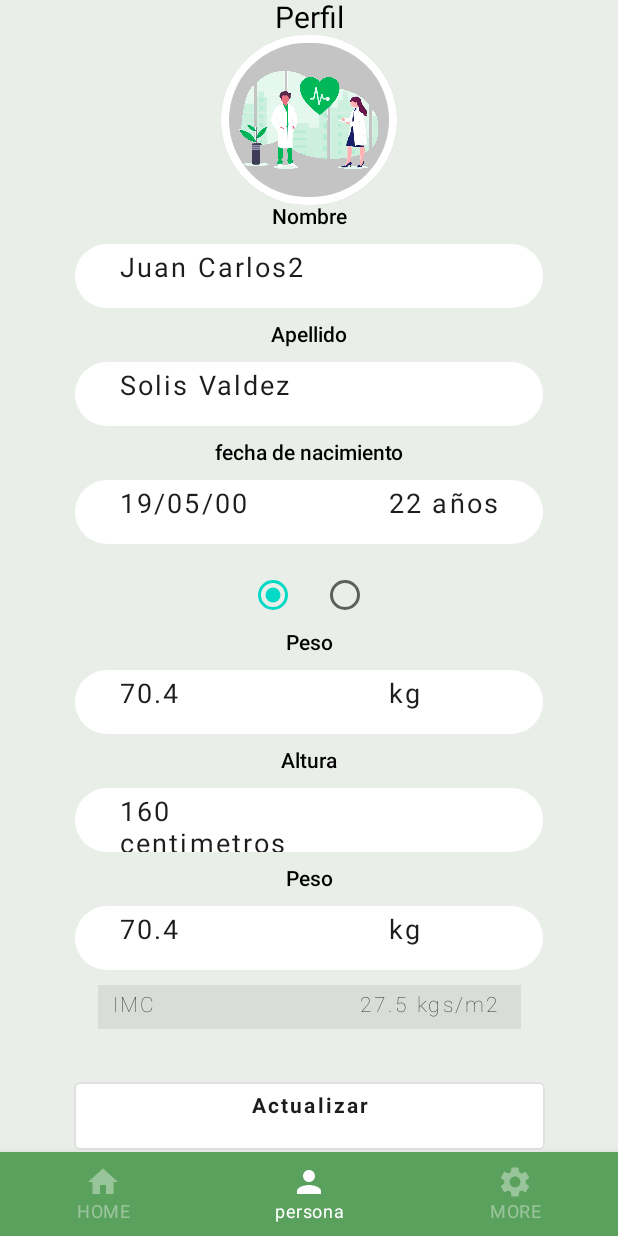
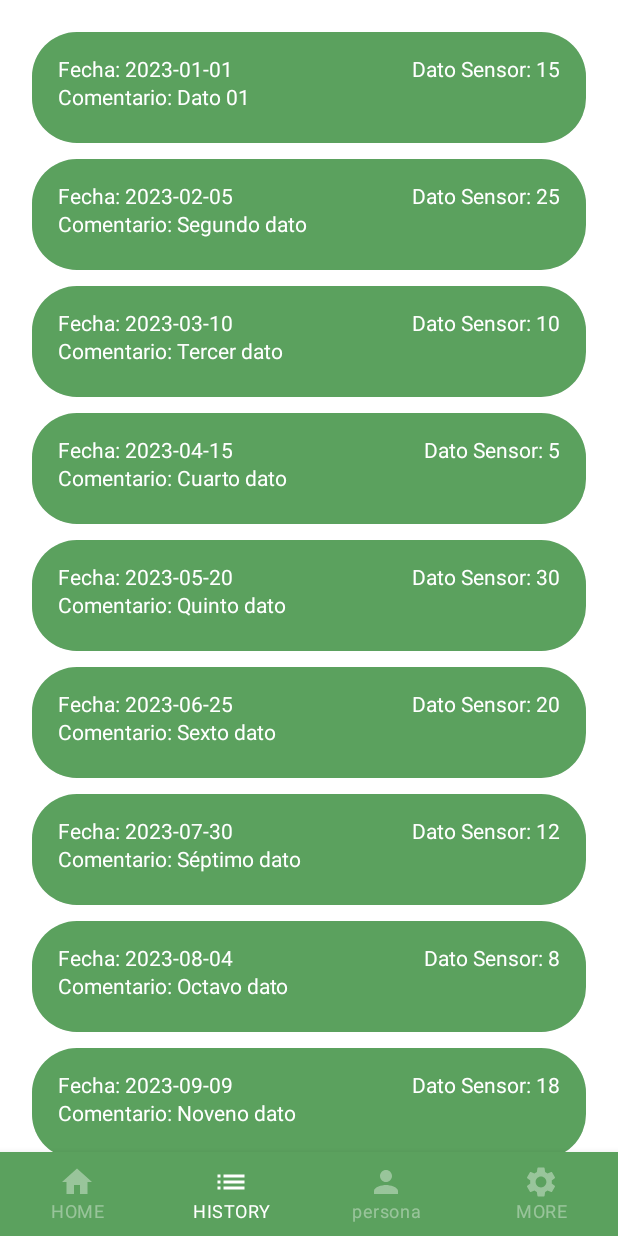
Before and after one commit to Maricarmen5-31/PressureControl, an Android app built with Jetpack Compose: the HomeScreen screen opened through its navigation route, item 2 of the bottom bar chosen, on a phone screen of 412 x 824 dp. Run offline under Robolectric (Android 15) with nearby library versions, the phone set to English and light mode, and no system bars; our stand-ins replace paging; libraries missing offline, so code that uses them is left out: com.maxkeppeker.sheets, com.maxkeppeler.sheets; Roboto replaces fonts that are not available here; 3 statements that could not run were skipped.

Commit message:
Version 05 front agregado de compose paging

```diff
--- a/app/build.gradle
+++ b/app/build.gradle
@@ -31,6 +31,7 @@ android {
     }
     kotlinOptions {
         jvmTarget = '1.8'
+        freeCompilerArgs += "-Xjvm-default=all"
     }
     buildFeatures {
         compose true
@@ -60,6 +61,10 @@ dependencies {
     debugImplementation "androidx.compose.ui:ui-tooling:$compose_version"
     debugImplementation "androidx.compose.ui:ui-test-manifest:$compose_version"
 
+    // Jetpack Paging
+    implementation "androidx.paging:paging-compose:1.0.0-alpha12"
+    implementation 'com.google.code.gson:gson:2.8.7'
+
     // Navigation Compose
     implementation("androidx.navigation:navigation-compose:2.5.0-rc01")
 
--- a/app/src/main/java/com/example/projectdanp/MainActivity.kt
+++ b/app/src/main/java/com/example/projectdanp/MainActivity.kt
@@ -3,15 +3,21 @@ package com.example.projectdanp
 import android.os.Bundle
 import androidx.activity.ComponentActivity
 import androidx.activity.compose.setContent
+import androidx.activity.viewModels
 import androidx.compose.foundation.layout.fillMaxSize
+import com.example.projectdanp.datarepository.DataRepository
 import androidx.compose.material.MaterialTheme
 import androidx.compose.material.Surface
 import androidx.compose.ui.Modifier
 import androidx.navigation.compose.rememberNavController
+import com.example.projectdanp.paging.DataViewModel
 import com.example.projectdanp.screens.graphs.RootNavigationGraph
 import com.example.projectdanp.ui.theme.PressureControlApp
+import com.example.projectdanp.paging.DataViewModelFactory
 
 class MainActivity : ComponentActivity() {
+    private val viewModel: DataViewModel by viewModels { DataViewModelFactory(DataRepository(this)) }
+
     override fun onCreate(savedInstanceState: Bundle?) {
         super.onCreate(savedInstanceState)
         setContent {
@@ -20,7 +26,7 @@ class MainActivity : ComponentActivity() {
                     modifier = Modifier.fillMaxSize(),
                     color = MaterialTheme.colors.background
                 ) {
-                    RootNavigationGraph(navController = rememberNavController())
+                    RootNavigationGraph(viewModel, navController = rememberNavController())
                 }
             }
         }
--- /dev/null
+++ b/app/src/main/java/com/example/projectdanp/datarepository/DataRepository.kt
@@ -0,0 +1,22 @@
+package com.example.projectdanp.datarepository
+
+import android.content.Context
+import com.example.projectdanp.datos.Data
+import com.google.gson.Gson
+import com.google.gson.reflect.TypeToken
+
+class DataRepository(private val context: Context) {
+    fun readDataFromJson(): List<Data> {
+        val json = readJsonFileFromAssets("data.json")
+        return parseDataFromJson(json)
+    }
+
+    private fun readJsonFileFromAssets(fileName: String): String {
+        return context.assets.open(fileName).bufferedReader().use { it.readText() }
+    }
+
+    private fun parseDataFromJson(json: String): List<Data> {
+        val gson = Gson()
+        return gson.fromJson(json, object : TypeToken<List<Data>>() {}.type)
+    }
+}
--- /dev/null
+++ b/app/src/main/java/com/example/projectdanp/datos/Data.kt
@@ -0,0 +1,7 @@
+package com.example.projectdanp.datos
+
+data class Data(
+    val fecha: String,
+    val datoX: String,
+    val comentario: String
+)
--- /dev/null
+++ b/app/src/main/java/com/example/projectdanp/paging/DataPagingResource.kt
@@ -0,0 +1,31 @@
+package com.example.projectdanp.paging
+
+import androidx.paging.PagingSource
+import androidx.paging.PagingState
+import com.example.projectdanp.datos.Data
+import kotlin.math.min
+
+class DataPagingSource(private val data: List<Data>) : PagingSource<Int, Data>() {
+
+    override suspend fun load(params: LoadParams<Int>): LoadResult<Int, Data> {
+        return try {
+            val page = params.key ?: 0
+            val pageSize = params.loadSize
+            val start = page * pageSize
+            val end = start + pageSize
+            val pageData = data.subList(start, min(end, data.size))
+            val nextPage = if (end < data.size) page + 1 else null
+            LoadResult.Page(
+                data = pageData,
+                prevKey = null,
+                nextKey = nextPage
+            )
+        } catch (e: Exception) {
+            return LoadResult.Error(e)
+        }
+    }
+
+    override fun getRefreshKey(state: PagingState<Int, Data>): Int? {
+        return null
+    }
+}
--- /dev/null
+++ b/app/src/main/java/com/example/projectdanp/paging/DataViewModel.kt
@@ -0,0 +1,20 @@
+package com.example.projectdanp.paging
+
+import androidx.lifecycle.ViewModel
+import androidx.lifecycle.viewModelScope
+import androidx.paging.Pager
+import androidx.paging.PagingConfig
+import androidx.paging.PagingData
+import androidx.paging.cachedIn
+import com.example.projectdanp.datarepository.DataRepository
+import com.example.projectdanp.datos.Data
+import kotlinx.coroutines.flow.Flow
+
+class DataViewModel(private val dataRepository: DataRepository) : ViewModel() {
+
+    private val dataList: List<Data> = dataRepository.readDataFromJson()
+
+    val data: Flow<PagingData<Data>> = Pager(PagingConfig(pageSize = 10)) {
+        DataPagingSource(dataList)
+    }.flow.cachedIn(viewModelScope)
+}
--- /dev/null
+++ b/app/src/main/java/com/example/projectdanp/paging/DataViewModelFactory.kt
@@ -0,0 +1,14 @@
+package com.example.projectdanp.paging
+
+import androidx.lifecycle.ViewModel
+import androidx.lifecycle.ViewModelProvider
+import com.example.projectdanp.datarepository.DataRepository
+
+class DataViewModelFactory(private val dataRepository: DataRepository) : ViewModelProvider.Factory {
+    override fun <T : ViewModel> create(modelClass: Class<T>): T {
+        if (modelClass.isAssignableFrom(DataViewModel::class.java)) {
+            return DataViewModel(dataRepository) as T
+        }
+        throw IllegalArgumentException("Unknown ViewModel class")
+    }
+}
--- /dev/null
+++ b/app/src/main/java/com/example/projectdanp/screens/ListScreen.kt
@@ -0,0 +1,101 @@
+package com.example.projectdanp.screens
+
+import androidx.compose.foundation.layout.*
+import androidx.compose.foundation.lazy.LazyColumn
+import androidx.compose.foundation.shape.RoundedCornerShape
+import androidx.compose.material.Card
+import androidx.compose.material.Text
+import androidx.compose.runtime.Composable
+import androidx.compose.ui.Alignment
+import androidx.compose.ui.Modifier
+import androidx.compose.ui.text.style.TextAlign
+import androidx.compose.ui.unit.dp
+import androidx.paging.LoadState
+import androidx.paging.compose.LazyPagingItems
+import androidx.paging.compose.collectAsLazyPagingItems
+import com.example.projectdanp.datos.Data
+import com.example.projectdanp.paging.DataViewModel
+import androidx.compose.material.CircularProgressIndicator
+import androidx.compose.ui.draw.clip
+import androidx.compose.ui.graphics.Color
+import androidx.compose.ui.text.TextStyle
+import com.example.projectdanp.ui.theme.green
+
+@Composable
+fun ListScreen(viewModel: DataViewModel) {
+    val data: LazyPagingItems<Data> = viewModel.data.collectAsLazyPagingItems()
+
+    LazyColumn(
+        contentPadding = PaddingValues(16.dp)
+    ) {
+        items(data.itemCount) { index ->
+            val item = data[index]
+            if (item != null) {
+                DataItem(data = item)
+            } else if (data.loadState.append.endOfPaginationReached && index == data.itemCount - 1) {
+                Text(
+                    text = "No hay más datos disponibles",
+                    modifier = Modifier.fillMaxWidth().padding(16.dp),
+                    textAlign = TextAlign.Center
+                )
+            }
+        }
+    }
+
+    when (data.loadState.append) {
+        is LoadState.Loading -> {
+            println("Cargando datos...")
+            Box(modifier = Modifier.fillMaxWidth(), contentAlignment = Alignment.Center) {
+                CircularProgressIndicator()
+
+            }
+        }
+        is LoadState.Error -> {
+            val errorMessage = (data.loadState.append as LoadState.Error).error.message
+            Box(modifier = Modifier.fillMaxWidth(), contentAlignment = Alignment.Center) {
+                Text(text = "Error al cargar los datos: $errorMessage", textAlign = TextAlign.Center)
+            }
+        }
+    }
+}
+@Composable
+fun DataItem(data: Data) {
+    Card(
+        modifier = Modifier
+            .padding(5.dp)
+            .fillMaxWidth()
+            .aspectRatio(5f)
+            .clip(RoundedCornerShape(30.dp)),
+        backgroundColor = green,
+        elevation = 10.dp,
+    ) {
+        Column(modifier = Modifier.padding(16.dp)) {
+            Row(
+                modifier = Modifier
+                    .fillMaxWidth()
+                    .padding(1.dp),
+                verticalAlignment = Alignment.CenterVertically
+            ){
+                Text(text = "Fecha: ${data.fecha}",
+                    style = TextStyle(color = Color.White)
+                )
+
+                Spacer(modifier = Modifier.weight(5f))
+
+                Text(text = "Dato Sensor: ${data.datoX}",
+                    style = TextStyle(color = Color.White))
+            }
+            Row(
+                modifier = Modifier
+                    .fillMaxWidth()
+                    .padding(1.dp),
+                verticalAlignment = Alignment.CenterVertically
+            ) {
+                Text(
+                    text = "Comentario: ${data.comentario}",
+                    style = TextStyle(color = Color.White)
+                )
+            }
+        }
+    }
+}
--- a/app/src/main/java/com/example/projectdanp/screens/graphs/HomeNavGraph.kt
+++ b/app/src/main/java/com/example/projectdanp/screens/graphs/HomeNavGraph.kt
@@ -1,50 +1,17 @@
 package com.example.projectdanp.screens.graphs
 
-import androidx.compose.foundation.Image
-import androidx.compose.foundation.background
-import androidx.compose.foundation.border
-import androidx.compose.foundation.layout.Arrangement
-import androidx.compose.foundation.layout.Column
-import androidx.compose.foundation.layout.Row
-import androidx.compose.foundation.layout.fillMaxSize
-import androidx.compose.foundation.layout.height
-import androidx.compose.foundation.layout.padding
-import androidx.compose.foundation.layout.width
-import androidx.compose.foundation.layout.wrapContentSize
-import androidx.compose.foundation.lazy.LazyColumn
-import androidx.compose.foundation.selection.selectableGroup
-import androidx.compose.foundation.shape.RoundedCornerShape
-import androidx.compose.material.OutlinedButton
-import androidx.compose.material.RadioButton
-import androidx.compose.material.Text
 import androidx.compose.runtime.Composable
-import androidx.compose.runtime.getValue
-import androidx.compose.runtime.mutableStateOf
-import androidx.compose.runtime.remember
-import androidx.compose.runtime.setValue
-import androidx.compose.ui.Alignment
-import androidx.compose.ui.Modifier
-import androidx.compose.ui.graphics.Color
-import androidx.compose.ui.res.painterResource
-import androidx.compose.ui.text.TextStyle
-import androidx.compose.ui.text.font.FontWeight
-import androidx.compose.ui.text.style.TextAlign
-import androidx.compose.ui.unit.dp
-import androidx.compose.ui.unit.sp
 import androidx.navigation.NavGraphBuilder
 import androidx.navigation.NavHostController
 import androidx.navigation.compose.NavHost
 import androidx.navigation.compose.composable
 import androidx.navigation.navigation
 import com.example.projectdanp.BottomBarScreen
-import com.example.projectdanp.R
-import com.example.projectdanp.screens.RegisterDataSensor
-import com.example.projectdanp.screens.perfilUsuario
-import com.example.projectdanp.screens.more
-import com.example.projectdanp.screens.ScreenContent
+import com.example.projectdanp.paging.DataViewModel
+import com.example.projectdanp.screens.*
 
 @Composable
-fun HomeNavGraph(navController: NavHostController) {
+fun HomeNavGraph(viewModel: DataViewModel, navController: NavHostController) {
     NavHost(
         navController = navController,
         route = Graph.HOME,
@@ -52,6 +19,9 @@ fun HomeNavGraph(navController: NavHostController) {
     ) {
         composable(route = BottomBarScreen.Home.route) {
             RegisterDataSensor()
+        }
+        composable(route = BottomBarScreen.List.route) {
+            ListScreen(viewModel)
         }
         composable(route = BottomBarScreen.Profile.route) {
             perfilUsuario()
--- a/app/src/main/java/com/example/projectdanp/screens/graphs/RootNavGraph.kt
+++ b/app/src/main/java/com/example/projectdanp/screens/graphs/RootNavGraph.kt
@@ -4,12 +4,13 @@ import androidx.compose.runtime.Composable
 import androidx.navigation.NavHostController
 import androidx.navigation.compose.NavHost
 import androidx.navigation.compose.composable
-import com.example.bottomnavbardemo.screens.home.HomeScreen
+import com.example.projectdanp.screens.home.HomeScreen
+import com.example.projectdanp.paging.DataViewModel
 import com.example.projectdanp.screens.authentication.ForgotPassword
 import com.example.projectdanp.screens.authentication.SignUpScreen
 
 @Composable
-fun RootNavigationGraph(navController: NavHostController) {
+fun RootNavigationGraph(viewModel: DataViewModel, navController: NavHostController) {
     NavHost(
         navController = navController,
         route = Graph.ROOT,
@@ -17,7 +18,7 @@ fun RootNavigationGraph(navController: NavHostController) {
     ) {
         authNavGraph(navController = navController)
         composable(route = Graph.HOME) {
-            HomeScreen()
+            HomeScreen(viewModel)
         }
         composable(route = Graph.SIGNUP) {
             SignUpScreen(navController = navController)
@@ -33,6 +34,7 @@ object Graph {
     const val AUTHENTICATION = "auth_graph"
     const val HOME = "home_graph"
     const val DETAILS = "details_graph"
+    const val LIST = "list_datos"
     const val SIGNUP = "signup_graph"
     const val FORGOT = "forgot_graph"
 }
--- a/app/src/main/java/com/example/projectdanp/screens/home/HomeScreen.kt
+++ b/app/src/main/java/com/example/projectdanp/screens/home/HomeScreen.kt
@@ -1,4 +1,4 @@
-package com.example.bottomnavbardemo.screens.home
+package com.example.projectdanp.screens.home
 
 import androidx.compose.foundation.layout.RowScope
 import androidx.compose.material.*
@@ -11,14 +11,15 @@ import androidx.navigation.NavHostController
 import androidx.navigation.compose.currentBackStackEntryAsState
 import androidx.navigation.compose.rememberNavController
 import com.example.projectdanp.BottomBarScreen
+import com.example.projectdanp.paging.DataViewModel
 import com.example.projectdanp.screens.graphs.HomeNavGraph
 
 @Composable
-fun HomeScreen(navController: NavHostController = rememberNavController()) {
+fun HomeScreen(viewModel: DataViewModel, navController: NavHostController = rememberNavController()) {
     Scaffold(
         bottomBar = { BottomBar(navController = navController) }
     ) {
-        HomeNavGraph(navController = navController)
+        HomeNavGraph(viewModel, navController = navController)
     }
 }
 
@@ -26,6 +27,7 @@ fun HomeScreen(navController: NavHostController = rememberNavController()) {
 fun BottomBar(navController: NavHostController) {
     val screens = listOf(
         BottomBarScreen.Home,
+        BottomBarScreen.List,
         BottomBarScreen.Profile,
         BottomBarScreen.More,
     )
```
Also changed, not shown: app/src/main/assets/data.json (added, +202 -0 lines), app/src/main/java/com/example/projectdanp/BottomBarScreen.kt (+7 -0 lines).
